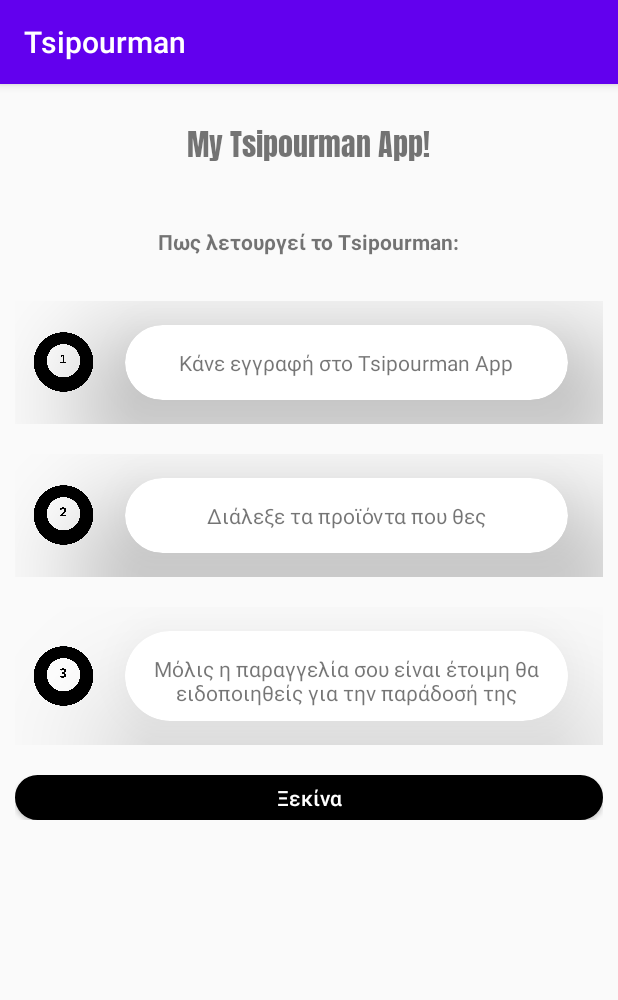
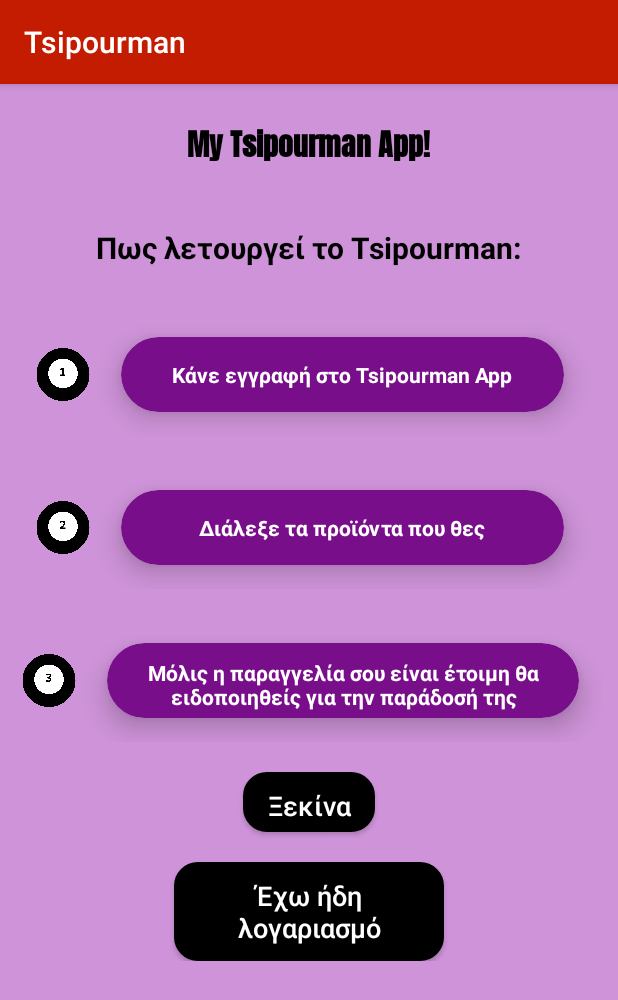
Before and after one commit to tsprodromos/Tsipourman, an Android app: the screen it shows after launch (MainActivity before the commit, WelcomeActivity after it), on a phone screen of 412 x 824 dp. Shown: the top 1000 px of the screen. Run offline under Robolectric (Android 15) with nearby library versions, the phone set to English and light mode, and no system bars.

Commit message:
first activity completed

```diff
--- a/app/src/main/AndroidManifest.xml
+++ b/app/src/main/AndroidManifest.xml
@@ -14,10 +14,7 @@
         android:theme="@style/Theme.Tsipourman"
         tools:targetApi="31">
         <activity
-            android:name=".MainActivity2"
-            android:exported="false" />
-        <activity
-            android:name=".MainActivity"
+            android:name=".WelcomeActivity"
             android:exported="true">
             <intent-filter>
                 <action android:name="android.intent.action.MAIN" />
--- a/app/src/main/java/com/example/tsipourman/MainActivity2.java
+++ /dev/null
@@ -1,21 +0,0 @@
-package com.example.tsipourman;
-
-import android.support.v7.app.AppCompatActivity;
-import android.os.Bundle;
-import android.widget.Button;
-import android.widget.LinearLayout;
-
-public class MainActivity2 extends AppCompatActivity {
-
-    @Override
-    protected void onCreate(Bundle savedInstanceState) {
-        super.onCreate(savedInstanceState);
-        setContentView(R.layout.activity_main2);
-
-        Button btn = (Button)findViewById(R.id.button);
-
-        android.widget.LinearLayout.LayoutParams lp = new LinearLayout.LayoutParams(LinearLayout.LayoutParams.WRAP_CONTENT,60); // 60 is height you can set it as u need
-
-        btn.setLayoutParams(lp);
-    }
-}
--- a/app/src/main/java/com/example/tsipourman/MainActivity.java
+++ b/app/src/main/java/com/example/tsipourman/WelcomeActivity.java
@@ -1,13 +1,14 @@
 package com.example.tsipourman;
 
-import android.support.v7.app.AppCompatActivity;
 import android.os.Bundle;
+import androidx.appcompat.app.AppCompatActivity;
 
-public class MainActivity extends AppCompatActivity {
+
+public class WelcomeActivity extends AppCompatActivity {
 
     @Override
     protected void onCreate(Bundle savedInstanceState) {
         super.onCreate(savedInstanceState);
-        setContentView(R.layout.activity_main);
+        setContentView(R.layout.welcome_activity);
     }
 }
--- a/app/src/main/res/layout/activity_main.xml
+++ b/app/src/main/res/layout/welcome_activity.xml
@@ -2,16 +2,18 @@
 <LinearLayout xmlns:android="http://schemas.android.com/apk/res/android"
     xmlns:app="http://schemas.android.com/apk/res-auto"
     xmlns:tools="http://schemas.android.com/tools"
+    android:id="@+id/mylineatlayout"
     android:layout_width="match_parent"
     android:layout_height="match_parent"
+    android:background="#ce93d8"
     android:orientation="vertical"
-    tools:context=".MainActivity">
+    tools:context=".WelcomeActivity">
 
 
     <LinearLayout
         android:layout_width="match_parent"
         android:layout_height="wrap_content"
-        android:orientation="vertical" >
+        android:orientation="vertical">
 
         <LinearLayout
             android:layout_width="match_parent"
@@ -26,7 +28,9 @@
                 android:layout_height="wrap_content"
                 android:fontFamily="@font/anton"
                 android:text="@string/welcome"
-                android:textSize="20sp" />
+                android:textColor="#000000"
+                android:textSize="20sp"
+                android:textStyle="bold" />
 
         </LinearLayout>
 
@@ -42,6 +46,8 @@
                 android:layout_width="wrap_content"
                 android:layout_height="wrap_content"
                 android:text="Πως λετουργεί το Tsipourman:"
+                android:textColor="#000000"
+                android:textSize="20sp"
                 android:textStyle="bold" />
         </LinearLayout>
 
@@ -54,8 +60,8 @@
 
             <ImageView
                 android:id="@+id/step1"
-                android:layout_width="50dp"
-                android:layout_height="40dp"
+                android:layout_width="45dp"
+                android:layout_height="35dp"
                 app:srcCompat="@drawable/step1" />
 
             <androidx.cardview.widget.CardView
@@ -64,20 +70,25 @@
                 android:layout_height="50dp"
                 android:layout_centerInParent="true"
                 android:layout_margin="16dp"
-                android:layout_marginTop="80dp"
+                android:layout_marginTop="40dp"
                 android:layout_marginEnd="24dp"
+                android:background="#790e8b"
                 android:foregroundGravity="center"
+                app:cardBackgroundColor="#790e8b"
                 app:cardCornerRadius="30dp"
-                app:cardElevation="50dp">
+                app:cardElevation="10dp">
 
                 <TextView
                     android:layout_width="fill_parent"
                     android:layout_height="wrap_content"
                     android:layout_marginTop="15dp"
                     android:gravity="center"
-                    android:text="Κάνε εγγραφή στο Tsipourman App" />
+                    android:text="Κάνε εγγραφή στο Tsipourman App"
+                    android:textColor="#FFFFFF"
+                    android:textStyle="bold" />
             </androidx.cardview.widget.CardView>
         </LinearLayout>
+
         <LinearLayout
             android:layout_width="match_parent"
             android:layout_height="wrap_content"
@@ -87,8 +98,8 @@
 
             <ImageView
                 android:id="@+id/step2"
-                android:layout_width="50dp"
-                android:layout_height="40dp"
+                android:layout_width="45dp"
+                android:layout_height="35dp"
                 app:srcCompat="@drawable/step2" />
 
             <androidx.cardview.widget.CardView
@@ -99,17 +110,23 @@
                 android:layout_margin="16dp"
                 android:layout_marginTop="80dp"
                 android:layout_marginEnd="24dp"
+                android:background="#790e8b"
                 android:foregroundGravity="center"
-                app:cardCornerRadius="30dp"
-                app:cardElevation="50dp">
+                app:cardBackgroundColor="#790e8b"
+                app:cardCornerRadius="50dp"
+                app:cardElevation="10dp">
+
                 <TextView
                     android:layout_width="fill_parent"
                     android:layout_height="wrap_content"
                     android:layout_marginTop="15dp"
                     android:gravity="center"
-                    android:text="Διάλεξε τα προϊόντα που θες" />
+                    android:text="Διάλεξε τα προϊόντα που θες"
+                    android:textColor="#FFFFFF"
+                    android:textStyle="bold" />
             </androidx.cardview.widget.CardView>
         </LinearLayout>
+
         <LinearLayout
             android:layout_width="match_parent"
             android:layout_height="wrap_content"
@@ -119,47 +136,70 @@
 
             <ImageView
                 android:id="@+id/step3"
-                android:layout_width="50dp"
-                android:layout_height="40dp"
+                android:layout_width="45dp"
+                android:layout_height="35dp"
                 app:srcCompat="@drawable/step3" />
 
             <androidx.cardview.widget.CardView
                 android:id="@+id/card3"
-                android:layout_width="295dp"
-                android:layout_height="60dp"
+                android:layout_width="wrap_content"
+                android:layout_height="50dp"
                 android:layout_centerInParent="true"
                 android:layout_margin="16dp"
                 android:layout_marginTop="80dp"
                 android:layout_marginEnd="24dp"
+                android:background="#790e8b"
                 android:foregroundGravity="center"
+                app:cardBackgroundColor="#790e8b"
                 app:cardCornerRadius="30dp"
-                app:cardElevation="50dp">
+                app:cardElevation="10dp">
+
                 <TextView
                     android:layout_width="fill_parent"
                     android:layout_height="wrap_content"
-                    android:layout_marginTop="15dp"
+                    android:layout_marginTop="10dp"
                     android:gravity="center"
-                    android:text="Μόλις η παραγγελία σου είναι έτοιμη θα ειδοποιηθείς για την παράδοσή της" />
+                    android:text="Μόλις η παραγγελία σου είναι έτοιμη θα ειδοποιηθείς για την παράδοσή της"
+                    android:textColor="#FFFFFF"
+                    android:textStyle="bold" />
             </androidx.cardview.widget.CardView>
         </LinearLayout>
+
         <LinearLayout
             android:layout_width="match_parent"
             android:layout_height="wrap_content"
             android:gravity="center"
-            android:orientation="horizontal"
+            android:orientation="vertical"
             android:padding="10dp">
 
+            <Button
+                android:id="@+id/registerbtn"
+                android:layout_width="wrap_content"
+                android:layout_height="40dp"
+                android:background="@drawable/round"
+                android:text="Ξεκίνα"
+                android:textAllCaps="false"
+                android:textColor="@color/white"
+                android:textSize="18sp"
+                android:padding="10dp"
+                />
+            <View
+                android:layout_width="0dp"
+                android:layout_height="20dp"
+                android:layout_weight="1" />
 
             <Button
-                android:id="@+id/button"
-                android:layout_width="wrap_content"
-                android:layout_height="30dp"
+                android:id="@+id/loginbtn"
+                android:layout_width="180dp"
+                android:layout_height="wrap_content"
                 android:layout_weight="1"
-                android:text="Ξεκίνα"
+                android:background="@drawable/round"
+                android:text="Έχω ήδη λογαριασμό"
+                android:textAllCaps="false"
                 android:textColor="@color/white"
-                android:background="@drawable/round"
-                android:textAllCaps="false"
-                />
+                android:textSize="18sp"
+                android:padding="10dp"/>
+            />
         </LinearLayout>
     </LinearLayout>
 </LinearLayout>
--- a/app/src/main/res/values/themes.xml
+++ b/app/src/main/res/values/themes.xml
@@ -2,7 +2,7 @@
     <!-- Base application theme. -->
     <style name="Theme.Tsipourman" parent="Theme.AppCompat.Light.DarkActionBar">
         <!-- Primary brand color. -->
-        <item name="colorPrimary">@color/purple_500</item>
+        <item name="colorPrimary">#c41c00</item>
         <item name="colorPrimaryDark">@color/purple_700</item>
         <item name="colorAccent">@color/teal_200</item>
         <!-- Customize your theme here. -->
--- a/gradle.properties
+++ b/gradle.properties
@@ -15,3 +15,5 @@ org.gradle.jvmargs=-Xmx2048m -Dfile.encoding=UTF-8
 # resources declared in the library itself and none from the library's dependencies,
 # thereby reducing the size of the R class for that library
 android.nonTransitiveRClass=true
+android.useAndroidX=true
+android.enableJetifier=true
```
Also changed, not shown: app/src/main/res/drawable/step1.png, app/src/main/res/drawable/step2.png, app/src/main/res/drawable/step3.png.
